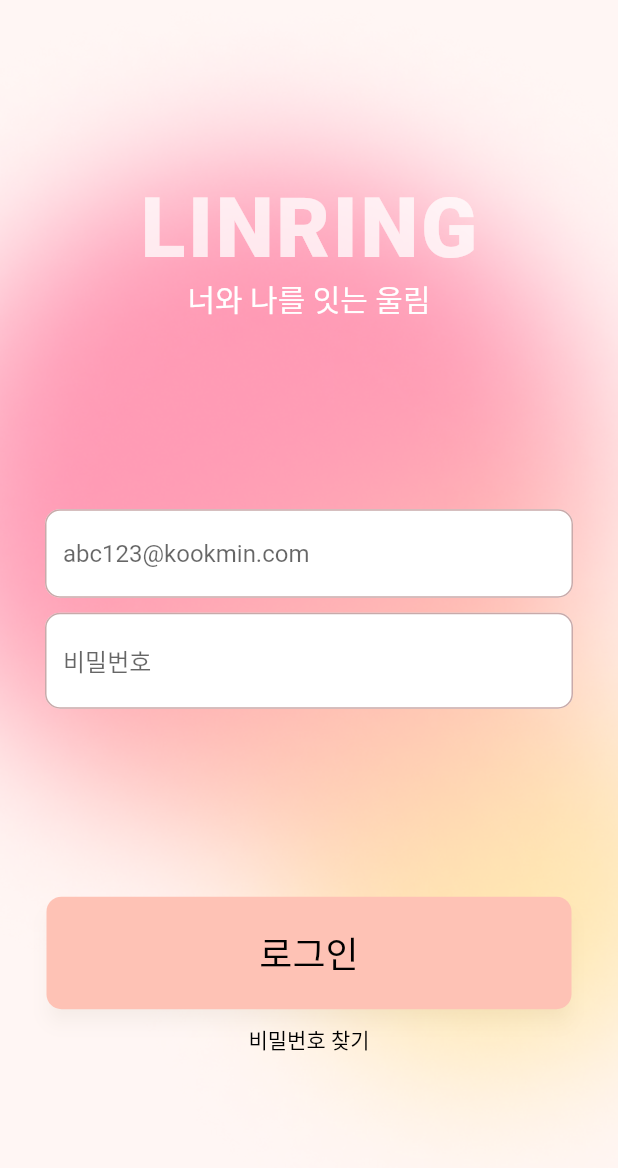
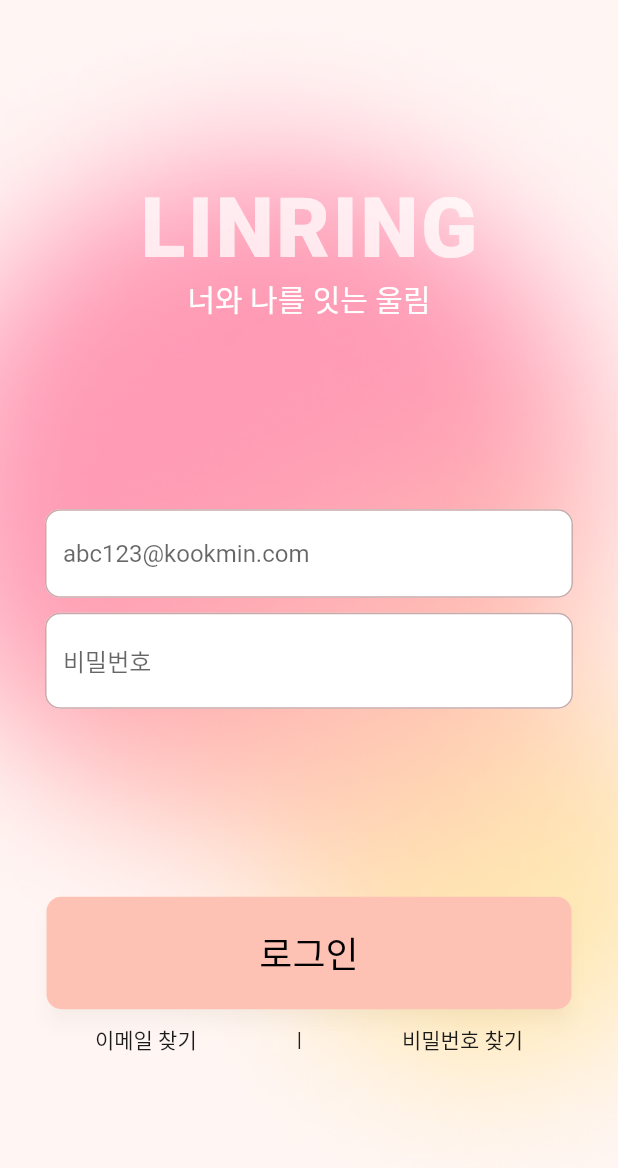
Before and after one commit to TEAM-LINRING/LINRING-FRONT, a Flutter app: the screen it shows after launch, on a phone screen of 412 x 824 dp. Shown: the top 1168 px of the screen. Run offline on Flutter 3.47's test engine with Material 2 defaults, Android fonts, the light colour scheme and no system bars; Roboto replaces fonts that are missing (Pretendard).

Commit message:
Feat: 이메일, 비밀번호 찾기 버튼 추가
로그인 스크린에서 이메일 찾기, 비밀번호 찾기 버튼을 추가하였음.

```diff
--- a/lib/screens/login_screen.dart
+++ b/lib/screens/login_screen.dart
@@ -82,18 +82,36 @@ class _LoginPageState extends State<LoginPage> {
               SizedBox(
                 height: 10,
               ),
+              Row(
+                  mainAxisAlignment: MainAxisAlignment.spaceEvenly,
+                  children: <Widget>[
                     TextButton(
                         onPressed: () {},
                         child: Text(
-                    "비밀번호 찾기",
+                          "이메일 찾기",
                           style: TextStyle(
-                      color: Colors.black,
+                            color: Color(0xFF1B1B1B),
                           ),
                         ),
                         style: TextButton.styleFrom(
                             minimumSize: Size.zero,
                             padding: EdgeInsets.zero,
                             tapTargetSize: MaterialTapTargetSize.shrinkWrap)),
+                    Text(" | "),
+                    TextButton(
+                        onPressed: () {},
+                        child: Text(
+                          "비밀번호 찾기",
+                          style: TextStyle(
+                            color: Color(0xFF1B1B1B),
+                          ),
+                        ),
+                        style: TextButton.styleFrom(
+                            minimumSize: Size.zero,
+                            padding: EdgeInsets.zero,
+                            tapTargetSize: MaterialTapTargetSize.shrinkWrap)),
+                  ]),
+
               Spacer(
                 flex: 1,
               )
```
Lines whose indentation alone changed are shown as unchanged.
